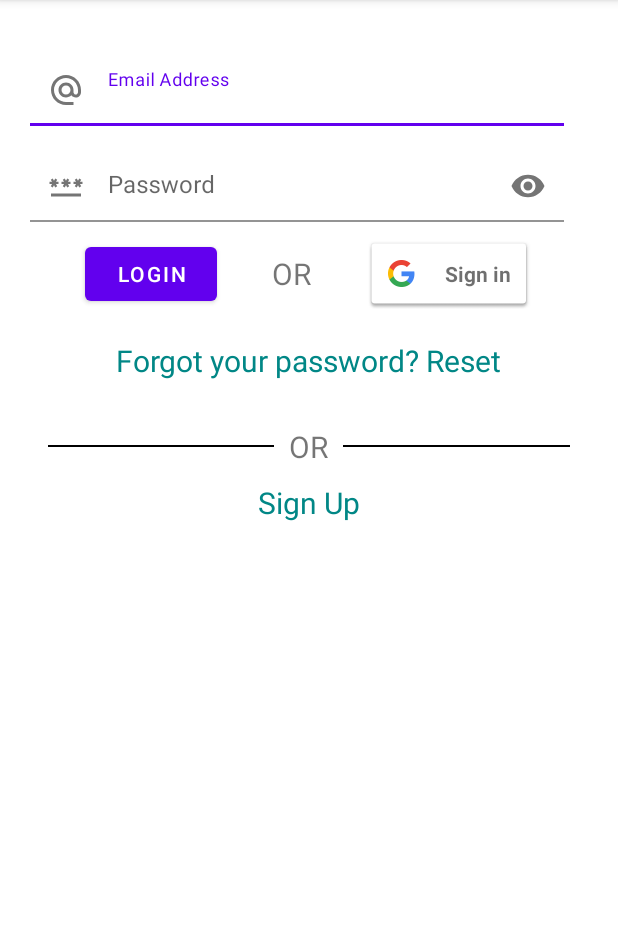
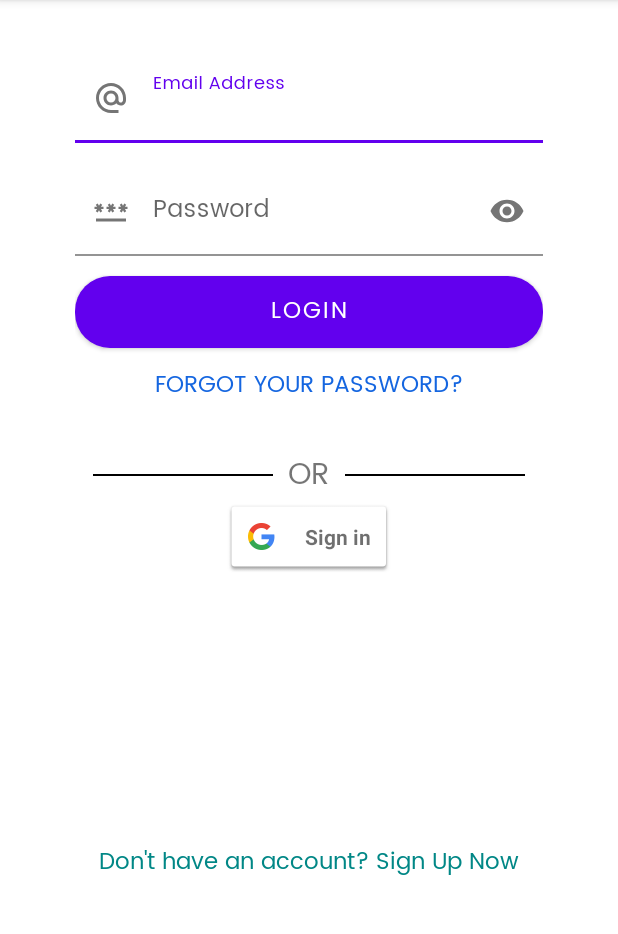
Before and after one commit to AndreaLandriscina/GameStorm-2.0, an Android app: the LoginActivity screen opened directly, with no data from a screen before it, on a phone screen of 412 x 824 dp, the part 84-1018 px from its top. Run offline under Robolectric (Android 15) with nearby library versions, the phone set to English and light mode, and no system bars; our stand-ins replace Firebase (no records; nobody signed in at launch, a user with empty details on screens opened directly).

Commit message:
Conclusa parte utente

```diff
--- a/app/src/main/java/com/example/gamestorm/util/Constants.java
+++ b/app/src/main/java/com/example/gamestorm/util/Constants.java
@@ -5,7 +5,7 @@ public class Constants {
     public static final String TOP_HEADLINES_ENDPOINT = "games";
     public static final String CLIENT_ID = "Client-ID";
     public static final String CLIENT_ID_VALUE = "w70u2nsn2gzl9g0xsbe3uvguva3zos";
-    public static final String TOKEN_API_VALUE = "Bearer sevk2qpth8qd683kwwl5e67m66t5ws";
+    public static final String TOKEN_API_VALUE = "Bearer 1w5btb4ipqlpouhec20h3vh4qtpzp7";
     public static final String TOKEN_API = "Authorization";
     public static final String CONTENT_TYPE = "Content-Type";
     public static final String CONTENT_TYPE_VALUE = "application/json;charset=utf-8";
--- /dev/null
+++ b/app/src/main/res/drawable/blue_border_rounded_cornwe.xml
@@ -0,0 +1,6 @@
+<?xml version="1.0" encoding="utf-8"?>
+<shape xmlns:android="http://schemas.android.com/apk/res/android" android:shape="rectangle">
+<solid android:color="#FFFFFF"/>
+<stroke android:color="#c0d6f7" android:width="1.3dp"/>
+<corners android:radius="23dp"/>
+</shape>
--- /dev/null
+++ b/app/src/main/res/drawable/blue_fill__rounded_color.xml
@@ -0,0 +1,5 @@
+<?xml version="1.0" encoding="utf-8"?>
+<shape xmlns:android="http://schemas.android.com/apk/res/android" android:shape="rectangle">
+<solid android:color="#1566e0"/>
+<corners android:radius="23dp"/>
+</shape>
--- /dev/null
+++ b/app/src/main/res/drawable/cursor_color.xml
@@ -0,0 +1,5 @@
+<?xml version="1.0" encoding="utf-8"?>
+<shape xmlns:android="http://schemas.android.com/apk/res/android" >
+    <size android:width="2dp" />
+    <solid android:color="#1ea5ff"  />
+</shape>
--- a/app/src/main/res/layout/activity_login.xml
+++ b/app/src/main/res/layout/activity_login.xml
@@ -5,7 +5,9 @@
     android:layout_width="match_parent"
     android:layout_height="match_parent"
     android:orientation="vertical"
-    android:padding="20dp"
+    android:paddingTop="20sp"
+    android:paddingStart="50dp"
+    android:paddingEnd="50sp"
     tools:context=".ui.LoginActivity">
 
     <com.google.android.material.textfield.TextInputLayout
@@ -13,7 +15,6 @@
         android:layout_width="match_parent"
         android:layout_height="wrap_content"
         android:layout_marginTop="16dp"
-        android:layout_marginEnd="16dp"
         app:boxBackgroundColor="@android:color/transparent"
         app:startIconDrawable="@drawable/ic_baseline_alternate_email_24">
 
@@ -22,8 +23,10 @@
             android:layout_width="match_parent"
             android:layout_height="wrap_content"
             android:hint="@string/emailAddress"
-            android:padding="10dp"
-            android:background="@color/white"
+            android:fontFamily="@font/poppins_regular"
+            android:textCursorDrawable="@drawable/cursor_color"
+            android:padding="17dp"
+            android:background="@android:color/transparent"
             android:inputType="textEmailAddress"
             />
     </com.google.android.material.textfield.TextInputLayout>
@@ -33,7 +36,6 @@
         android:layout_width="match_parent"
         android:layout_height="wrap_content"
         android:layout_marginTop="16dp"
-        android:layout_marginEnd="16dp"
         app:boxBackgroundColor="@android:color/transparent"
         app:passwordToggleEnabled="true"
         app:startIconDrawable="@drawable/ic_baseline_password_24">
@@ -42,10 +44,12 @@
             android:id="@+id/password"
             android:layout_width="match_parent"
             android:layout_height="wrap_content"
-            android:background="@color/white"
+            android:background="@android:color/transparent"
             android:hint="@string/password"
+            android:fontFamily="@font/poppins_regular"
             android:inputType="textPassword"
-            android:padding="10dp" />
+            android:maxLength="16"
+            android:padding="17dp" />
     </com.google.android.material.textfield.TextInputLayout>
 
 
@@ -56,60 +60,52 @@
         android:layout_marginBottom="10sp"
         >
 
-        <TextView
-            android:id="@+id/txt_or2"
-            android:layout_width="wrap_content"
-            android:layout_height="wrap_content"
-            android:layout_centerInParent="true"
-            android:text="@string/or"
-            android:textSize="20sp"
-            app:layout_constraintBottom_toBottomOf="parent"
-            app:layout_constraintEnd_toStartOf="@id/googleButton"
-            app:layout_constraintStart_toEndOf="@id/login"
-            app:layout_constraintTop_toTopOf="parent"></TextView>
-
         <Button
             android:id="@+id/login"
-            android:layout_width="wrap_content"
+            android:layout_width="match_parent"
             android:layout_height="wrap_content"
             android:layout_centerInParent="true"
             android:layout_centerHorizontal="true"
             android:layout_gravity="center"
+            android:background="@drawable/blue_fill__rounded_color"
+            android:fontFamily="@font/poppins_regular"
             android:text="@string/login"
+            android:textSize="15sp"
             app:layout_constraintBottom_toBottomOf="parent"
-            app:layout_constraintEnd_toStartOf="@+id/txt_or2"
             app:layout_constraintStart_toStartOf="parent"
-            app:layout_constraintTop_toTopOf="parent" />
+            app:layout_constraintTop_toTopOf="parent"
+            app:layout_constraintVertical_bias="0.01999998" />
+
+        <TextView
+            android:id="@+id/resetPassword"
+            android:layout_width="wrap_content"
+            android:layout_height="wrap_content"
+            android:layout_gravity="center"
+            android:layout_margin="12dp"
+            android:text="@string/reset_password"
+            android:fontFamily="@font/poppins_regular"
+            android:textColor="#1566e0"
+            android:textAllCaps="true"
+            android:textSize="15sp"
+            app:layout_constraintEnd_toEndOf="parent"
+            app:layout_constraintStart_toStartOf="parent"
+            app:layout_constraintTop_toBottomOf="@+id/login" />
 
         <com.google.android.gms.common.SignInButton
             android:id="@+id/googleButton"
             android:layout_width="wrap_content"
             android:layout_height="wrap_content"
             android:layout_toEndOf="@id/login"
-            app:layout_constraintBottom_toBottomOf="parent"
             app:layout_constraintEnd_toEndOf="parent"
-            app:layout_constraintHorizontal_bias="0.74"
-            app:layout_constraintStart_toEndOf="@id/txt_or2"
-            app:layout_constraintTop_toTopOf="parent" />
-    </androidx.constraintlayout.widget.ConstraintLayout>
-
-    <TextView
-        android:id="@+id/resetPassword"
-        android:layout_width="wrap_content"
-        android:layout_height="wrap_content"
-        android:layout_gravity="center"
-        android:layout_margin="10dp"
-        android:text="@string/reset_password"
-        android:textColor="@color/teal_700"
-        android:textSize="20sp" />
+            app:layout_constraintStart_toStartOf="parent"
+            app:layout_constraintTop_toBottomOf="@+id/relativeLayout1" />
 
         <RelativeLayout
             android:id="@+id/relativeLayout1"
             android:layout_width="match_parent"
             android:layout_height="wrap_content"
-        android:layout_marginTop="20dp"
-        app:layout_constraintStart_toStartOf="parent"
-        app:layout_constraintTop_toBottomOf="@+id/button2">
+            android:layout_marginTop="30dp"
+            app:layout_constraintTop_toBottomOf="@id/resetPassword">
 
             <View
                 android:layout_width="match_parent"
@@ -126,6 +122,7 @@
                 android:layout_centerInParent="true"
                 android:layout_marginLeft="10dp"
                 android:layout_marginRight="10dp"
+                android:fontFamily="@font/poppins_regular"
                 android:text="@string/or"
                 android:textSize="20sp"></TextView>
 
@@ -138,16 +135,18 @@
                 android:background="@color/black"></View>
 
         </RelativeLayout>
+    </androidx.constraintlayout.widget.ConstraintLayout>
 
 
     <TextView
         android:id="@+id/goToSignUpActivity"
         android:layout_width="wrap_content"
         android:layout_height="wrap_content"
+        android:layout_marginTop="170sp"
         android:layout_gravity="center"
-        android:layout_margin="10dp"
-        android:text="@string/signup"
+        android:fontFamily="@font/poppins_regular"
+        android:text="@string/signupnow"
         android:textColor="@color/teal_700"
-        android:textSize="20sp" />
+        android:textSize="15sp" />
 
 </LinearLayout>
--- a/app/src/main/res/values/strings.xml
+++ b/app/src/main/res/values/strings.xml
@@ -20,9 +20,9 @@
     <string name="username" translatable="false">Username</string>
     <string name="emailAddress">Email Address</string>
     <string name="password" translatable="false">Password</string>
-    <string name="signup">Sign Up</string>
+    <string name="signupnow">Don\'t have an account? Sign Up Now</string>
     <string name="login" translatable="false">Login</string>
-    <string name="reset_password">Forgot your password? Reset</string>
+    <string name="reset_password">Forgot your password?</string>
     <string name="or">OR</string>
     <string name="haveAccount">Already registered?</string>
     <string name="insert_mail_to_reset_password">To reset your password, enter your email</string>
@@ -38,8 +38,9 @@
     <string name="playing">Playing</string>
     <string name="played">Played</string>
     <string name="login_to_see_this">This function is available only for registered users</string>
-    <string name="logout">Logout</string>
+    <string name="logout" translatable="false">Logout</string>
     <string name="logout_successfully">Logout Successfully</string>
     <string name="settings">Settings</string>
-    <string name="logout_in_progress">Logout...</string>
+    <string name="logout_in_progress" translatable="false">Logout...</string>
+    <string name="sign_up">Sign Up</string>
 </resources>
```
Also changed, not shown: app/src/main/res/layout/activity_register.xml (+30 -17 lines), app/src/main/res/drawable/blue_bg.png (added), app/src/main/res/drawable/email.png (added), app/src/main/res/drawable/fb.png (added), app/src/main/res/drawable/instagram.png (added), app/src/main/res/drawable/linkedin.png (added), app/src/main/res/drawable/logo.png (added), app/src/main/res/drawable/password.png (added), app/src/main/res/drawable/twitter.png (added), app/src/main/res/font/poppins_medium.ttf (added), app/src/main/res/font/poppins_regular.ttf (added), 2 other files. Lines whose indentation alone changed are shown as unchanged.
